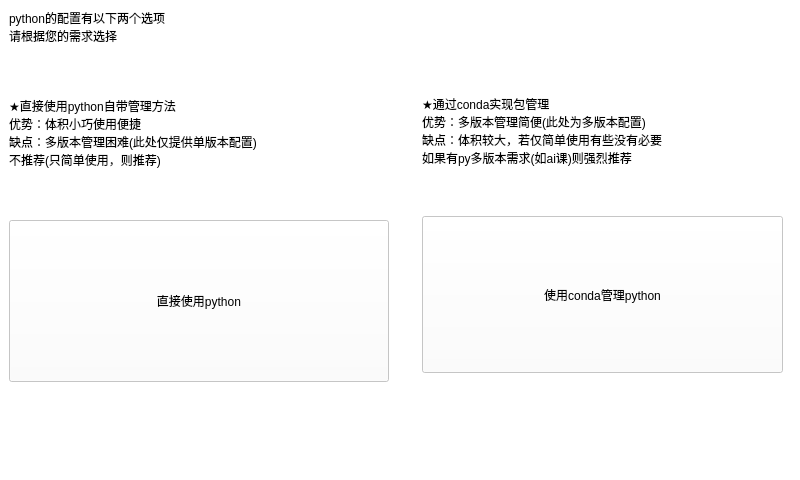
Before: the Qt Designer form VSCode_Helper/mainwindow.ui in Gu-jq/VSCode_Helper, drawn with Qt 5.
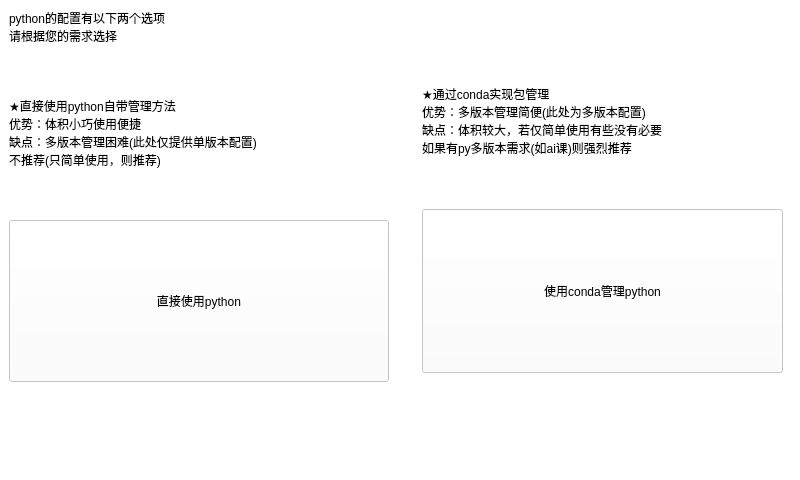
After: the same form once the commit is applied. The open tabs and pages were chosen to show the change. Icons and pictures are not drawn.

```diff
--- a/VSCode_Helper/mainwindow.ui
+++ b/VSCode_Helper/mainwindow.ui
@@ -1670,8 +1670,7 @@
                 </sizepolicy>
                </property>
                <property name="text">
-                <string>
-</string>
+                <string/>
                </property>
               </widget>
              </item>
```
